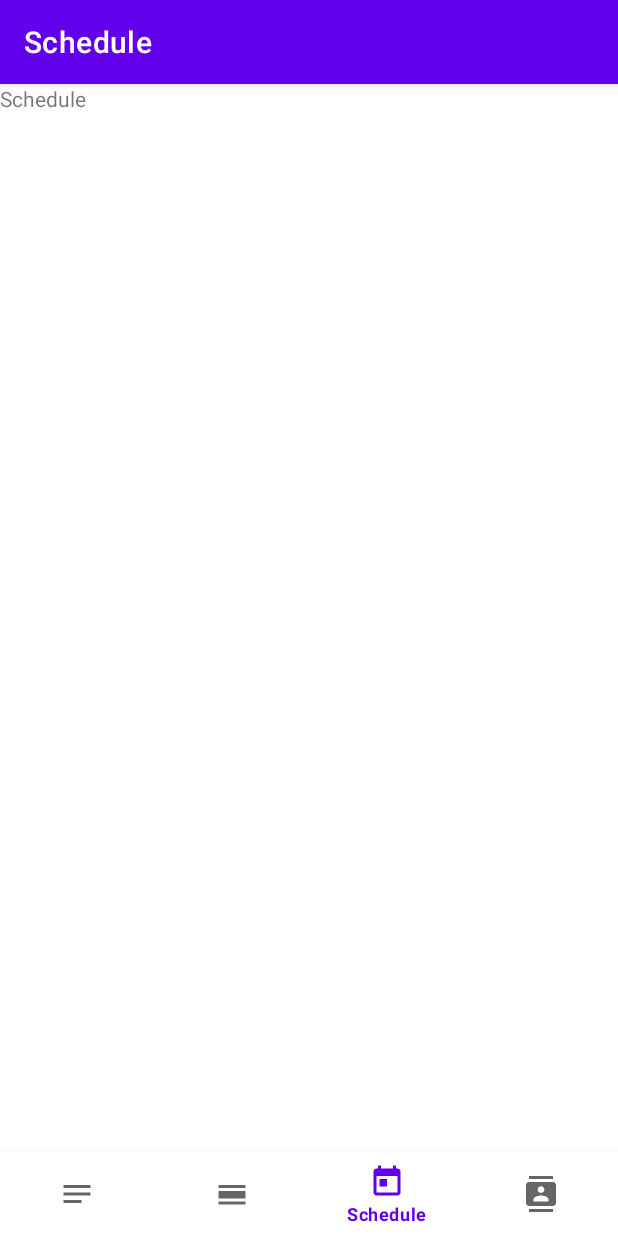
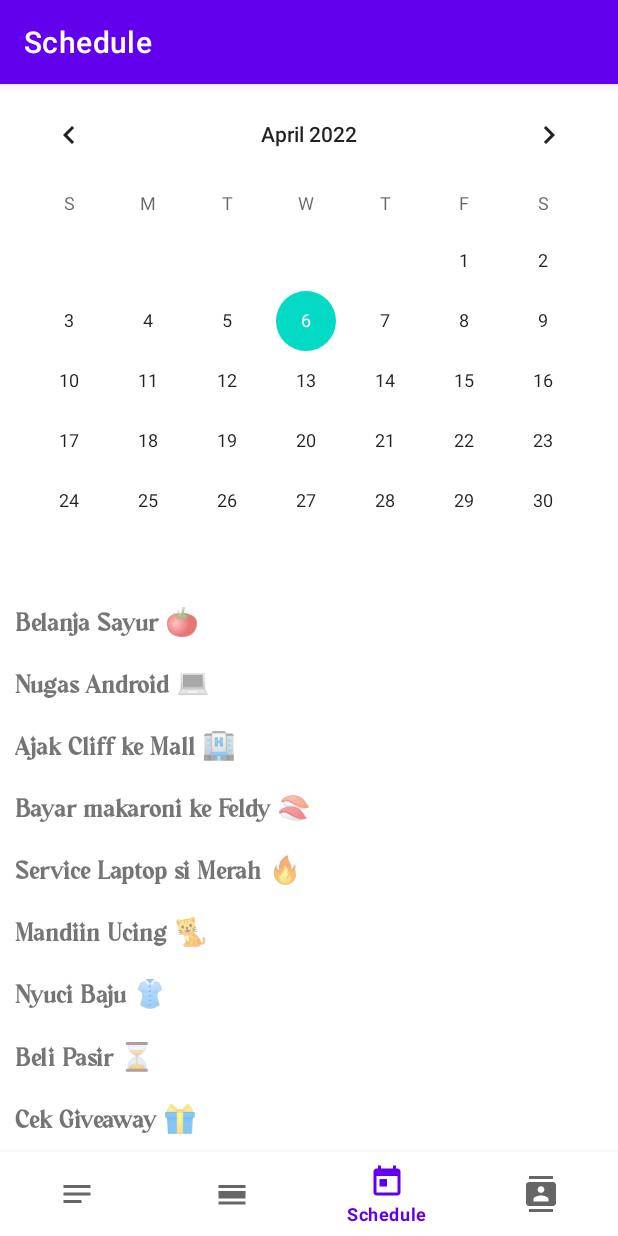
Before and after one commit to Jeddi212/Grimoire, an Android app: the ScheduleFragment screen opened through its navigation route, on a phone screen of 412 x 824 dp. Run offline under Robolectric (Android 15) with nearby library versions, the phone set to English and light mode, and no system bars; our stand-ins replace navigation-ui.

Commit message:
Calendar & Recycler View 📆

```diff
--- a/app/build.gradle
+++ b/app/build.gradle
@@ -1,6 +1,7 @@
 plugins {
     id 'com.android.application'
     id 'org.jetbrains.kotlin.android'
+    id 'kotlin-parcelize'
 }
 
 android {
--- /dev/null
+++ b/app/src/main/java/com/ppb/grimoire/adapter/ListScheduleAdapter.kt
@@ -0,0 +1,44 @@
+package com.ppb.grimoire.adapter
+
+import android.view.LayoutInflater
+import android.view.ViewGroup
+import androidx.recyclerview.widget.RecyclerView
+import com.ppb.grimoire.databinding.ItemScheduleBinding
+import com.ppb.grimoire.model.Schedule
+
+class ListScheduleAdapter(
+    private val listSchedule: ArrayList<Schedule>)
+//    private val itemClickListener: OnItemClickListener)
+    : RecyclerView.Adapter<ListScheduleAdapter.ListViewHolder>() {
+
+    class ListViewHolder(private val binding: ItemScheduleBinding) :
+        RecyclerView.ViewHolder(binding.root) {
+
+        fun bind(schedule: Schedule /*, clickListener: OnItemClickListener*/) {
+            with(binding){
+                tvScheduleTitle.text = schedule.title
+            }
+
+//            itemView.setOnClickListener {
+//                clickListener.onItemClicked(schedule)
+//            }
+        }
+
+    }
+
+    override fun onCreateViewHolder(viewGroup: ViewGroup, viewType: Int): ListViewHolder {
+        val binding = ItemScheduleBinding.inflate(LayoutInflater.from(viewGroup.context), viewGroup, false)
+        return ListViewHolder(binding)
+    }
+
+    override fun onBindViewHolder(holder: ListViewHolder, position: Int) {
+//        holder.bind(listSchedule[position], itemClickListener)
+        holder.bind(listSchedule[position])
+    }
+
+    override fun getItemCount(): Int = listSchedule.size
+}
+
+interface OnItemClickListener{
+    fun onItemClicked(schedule: Schedule)
+}
--- /dev/null
+++ b/app/src/main/java/com/ppb/grimoire/model/Schedule.kt
@@ -0,0 +1,9 @@
+package com.ppb.grimoire.model
+
+import android.os.Parcelable
+import kotlinx.parcelize.Parcelize
+
+@Parcelize
+data class Schedule(
+    var title: String
+) : Parcelable
--- a/app/src/main/java/com/ppb/grimoire/ui/schedule/ScheduleFragment.kt
+++ b/app/src/main/java/com/ppb/grimoire/ui/schedule/ScheduleFragment.kt
@@ -5,19 +5,21 @@ import androidx.fragment.app.Fragment
 import android.view.LayoutInflater
 import android.view.View
 import android.view.ViewGroup
+import androidx.recyclerview.widget.LinearLayoutManager
 import com.ppb.grimoire.R
+import com.ppb.grimoire.adapter.ListScheduleAdapter
+import com.ppb.grimoire.databinding.FragmentScheduleBinding
+import com.ppb.grimoire.model.Schedule
 
 // TODO: Rename parameter arguments, choose names that match
 // the fragment initialization parameters, e.g. ARG_ITEM_NUMBER
 private const val ARG_PARAM1 = "param1"
 private const val ARG_PARAM2 = "param2"
 
-/**
- * A simple [Fragment] subclass.
- * Use the [ScheduleFragment.newInstance] factory method to
- * create an instance of this fragment.
- */
 class ScheduleFragment : Fragment() {
+    private lateinit var binding: FragmentScheduleBinding
+    private val listSchedule = ArrayList<Schedule>()
+
     // TODO: Rename and change types of parameters
     private var param1: String? = null
     private var param2: String? = null
@@ -28,14 +30,40 @@ class ScheduleFragment : Fragment() {
             param1 = it.getString(ARG_PARAM1)
             param2 = it.getString(ARG_PARAM2)
         }
+
+        binding = FragmentScheduleBinding.inflate(layoutInflater)
     }
 
     override fun onCreateView(
         inflater: LayoutInflater, container: ViewGroup?,
         savedInstanceState: Bundle?
-    ): View? {
+    ): View {
+        binding.rvSchedule.setHasFixedSize(true)
+
+        listSchedule.addAll(getListSchedule())
+        showRecyclerList()
+
         // Inflate the layout for this fragment
-        return inflater.inflate(R.layout.fragment_schedule, container, false)
+//        return inflater.inflate(R.layout.fragment_schedule, container, false)
+        return binding.root
+    }
+
+    private fun showRecyclerList() {
+        binding.rvSchedule.layoutManager = LinearLayoutManager(context)
+        val listScheduleAdapter = ListScheduleAdapter(listSchedule)
+        binding.rvSchedule.adapter = listScheduleAdapter
+    }
+
+    private fun getListSchedule() : ArrayList<Schedule> {
+        val dataSchedule = resources.getStringArray(R.array.schedule_item)
+        val lSch = ArrayList<Schedule>()
+
+        for (i in dataSchedule.indices) {
+            val sch = Schedule(dataSchedule[i])
+            lSch.add(sch)
+        }
+
+        return lSch
     }
 
     companion object {
--- a/app/src/main/res/layout/fragment_schedule.xml
+++ b/app/src/main/res/layout/fragment_schedule.xml
@@ -1,13 +1,19 @@
 <?xml version="1.0" encoding="utf-8"?>
-<FrameLayout xmlns:android="http://schemas.android.com/apk/res/android"
+<LinearLayout xmlns:android="http://schemas.android.com/apk/res/android"
     xmlns:tools="http://schemas.android.com/tools"
     android:layout_width="match_parent"
     android:layout_height="match_parent"
+    android:orientation="vertical"
     tools:context=".ui.schedule.ScheduleFragment">
 
-    <TextView
+    <CalendarView
         android:layout_width="match_parent"
-        android:layout_height="match_parent"
-        android:text="@string/schedule" />
+        android:layout_height="wrap_content"/>
 
-</FrameLayout>
+    <androidx.recyclerview.widget.RecyclerView
+        android:id="@+id/rv_schedule"
+        android:layout_width="match_parent"
+        android:layout_height="390dp"
+        tools:listitem="@layout/item_schedule" />
+
+</LinearLayout>
--- /dev/null
+++ b/app/src/main/res/layout/item_schedule.xml
@@ -0,0 +1,19 @@
+<?xml version="1.0" encoding="utf-8"?>
+<LinearLayout xmlns:android="http://schemas.android.com/apk/res/android"
+    xmlns:tools="http://schemas.android.com/tools"
+    android:orientation="vertical"
+    android:layout_width="match_parent"
+    android:layout_height="wrap_content"
+    android:clickable="true">
+
+    <TextView
+        android:id="@+id/tv_schedule_title"
+        android:layout_width="match_parent"
+        android:layout_height="wrap_content"
+        android:padding="10dp"
+        android:fontFamily="@font/vergian"
+        android:textSize="18sp"
+        android:textStyle="bold"
+        tools:text="Schedule Title"/>
+
+</LinearLayout>
--- a/app/src/main/res/values/strings.xml
+++ b/app/src/main/res/values/strings.xml
@@ -11,4 +11,30 @@
 
     <string name="nameTextView">%1$s</string>
     <string name="hello">Hello</string>
+
+    <string-array name="schedule_item">
+        <item>Belanja Sayur 🍅</item>
+        <item>Nugas Android 💻</item>
+        <item>Ajak Cliff ke Mall 🏨</item>
+        <item>Bayar makaroni ke Feldy 🍣</item>
+        <item>Service Laptop si Merah 🔥</item>
+        <item>Mandiin Ucing 🐈</item>
+        <item>Nyuci Baju 👚</item>
+        <item>Beli Pasir ⏳</item>
+        <item>Cek Giveaway 🎁</item>
+        <item>Jemur Kasur 🛏</item>
+        <item>Belajar UAS 📚</item>
+        <item>On Mobile Legends 📳🤙</item>
+        <item>Masak Air Biar Mateng 💦</item>
+        <item>Cas Laptop 💻</item>
+        <item>Ngukur Baju Kebaya 🌥</item>
+        <item>Jemput Mamah 🚲</item>
+        <item>Benerin Sapu 🧹</item>
+        <item>Rayain ulang tahun Dave 🎂</item>
+        <item>Jangan Lupa Bahagia 😆</item>
+        <item>Ambil Soju di Timothy 🍷</item>
+        <item>Analisis Anime Bareng Dave 🎬</item>
+        <item>Masak Makaroni 🍝</item>
+        <item>Quality Time bareng Doi Tercinta Pisan 😘</item>
+    </string-array>
 </resources>
```
